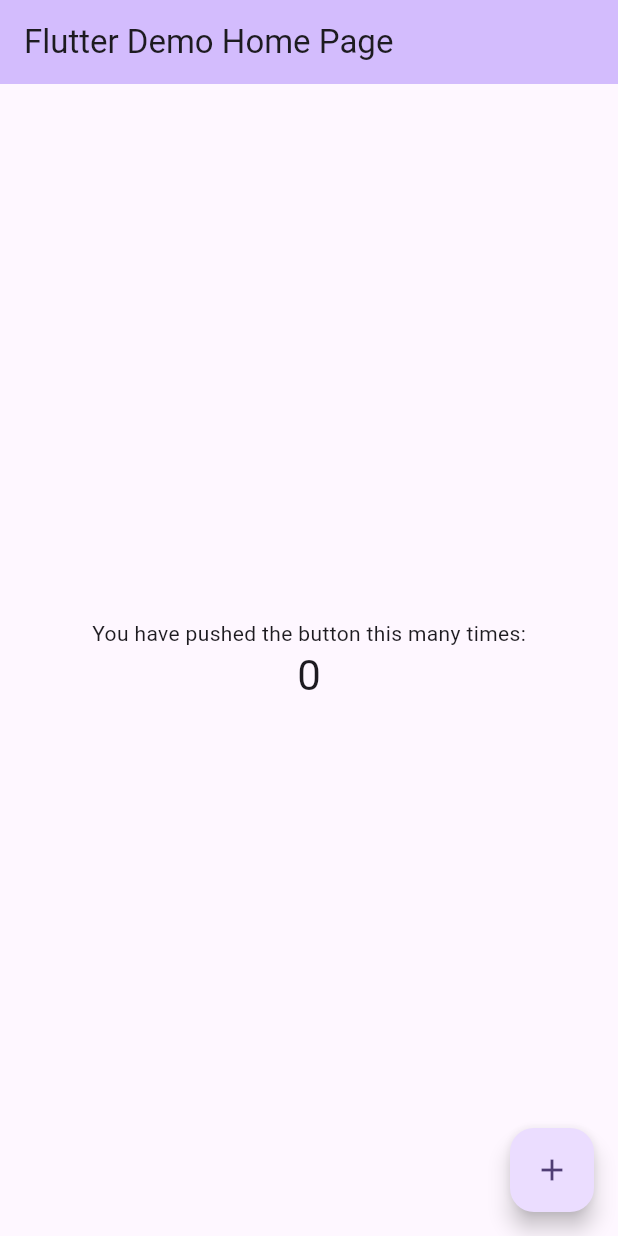
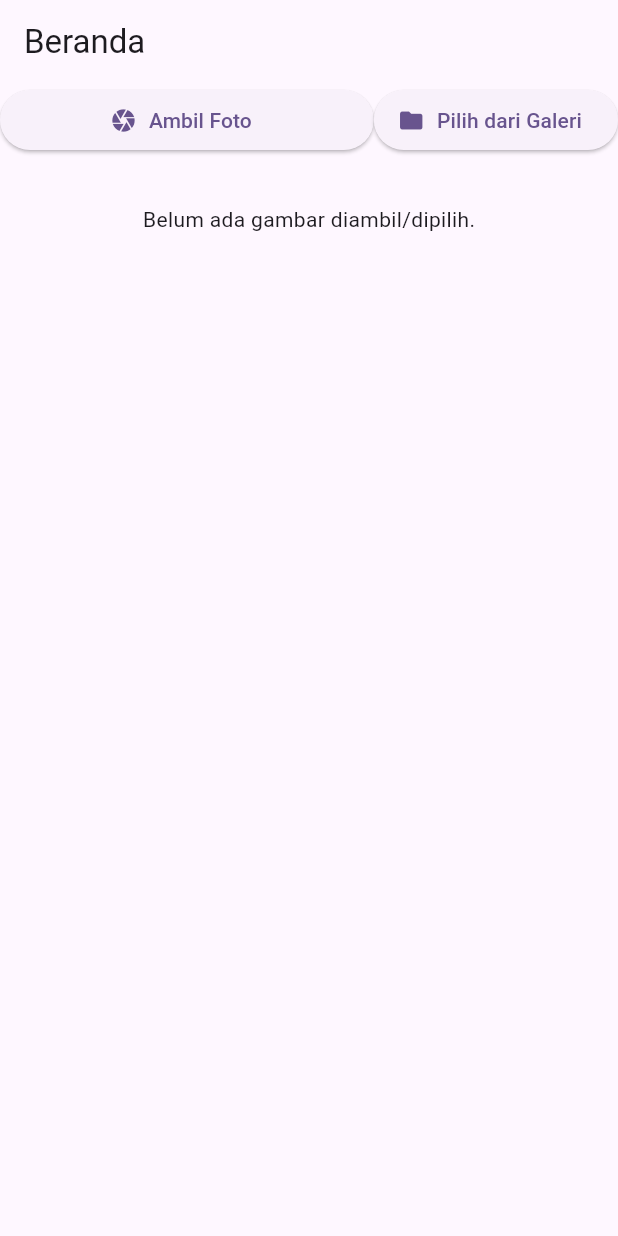
Before and after one commit to Muhammadalif1213/CameraFile_0075, a Flutter app: the screen it shows after launch, on a phone screen of 412 x 824 dp. Run offline on Flutter 3.47's test engine with Material 3 defaults, Android fonts, the phone set to English and light mode, and no system bars; our stand-ins replace bloc, camera, flutter_bloc, image_picker, permission_handler.

Commit message:
Membuat class HomePage untuk tampilan home page dan import bloc provider di main.

```diff
--- /dev/null
+++ b/lib/home_page.dart
@@ -0,0 +1,98 @@
+import 'dart:io';
+import 'package:flutter/material.dart';
+import 'package:flutter_bloc/flutter_bloc.dart';
+import 'bloc/camera_bloc.dart';
+import 'bloc/camera_event.dart';
+import 'bloc/camera_state.dart';
+
+class HomePage extends StatelessWidget {
+  const HomePage({super.key});
+
+  @override
+  Widget build(BuildContext context) {
+    final bloc = context.read<CameraBloc>();
+    return Scaffold(
+      appBar: AppBar(title: Text('Beranda')),
+      body: SafeArea(
+        child: BlocConsumer<CameraBloc, CameraState>(
+          listener: (context, state) {
+            if (state is CameraReady && state.snackbarMessage != null) {
+              ScaffoldMessenger.of(
+                context,
+              ).showSnackBar(SnackBar(content: Text(state.snackbarMessage!)));
+              context.read<CameraBloc>().add(ClearSnackbar());
+            }
+          },
+          builder: (context, state) {
+            return Column(
+              crossAxisAlignment: CrossAxisAlignment.center,
+              children: [
+                Row(
+                  children: [
+                    Expanded(
+                      child: ElevatedButton.icon(
+                        icon: const Icon(Icons.camera),
+                        label: Text('Ambil Foto'),
+                        onPressed: () {
+                          // Inisialisasi kamera jika belum siap
+                          if (state is! CameraReady) {
+                            bloc.add(RequestPermission());
+                            bloc.add(InitializeCamera());
+                          }
+                          bloc.add(OpenCameraAndCapture(context));
+                        },
+                      ),
+                    ),
+                    ElevatedButton.icon(
+                      icon: const Icon(Icons.folder),
+                      label: Text('Pilih dari Galeri'),
+                      onPressed:
+                          () => context.read<CameraBloc>().add(
+                            PickImageFromGallery(),
+                          ),
+                    ),
+                  ],
+                ),
+
+                const SizedBox(height: 20),
+
+                BlocBuilder<CameraBloc, CameraState>(
+                  builder: (context, state) {
+                    final imageFile =
+                        state is CameraReady ? state.imageFile : null;
+
+                    return imageFile != null
+                        ? Column(
+                          children: [
+                            Padding(
+                              padding: const EdgeInsets.all(8.0),
+                              child: Image.file(
+                                imageFile,
+                                width: double.infinity,
+                              ),
+                            ),
+                            Text('Gambar disimpan di: ${imageFile.path}'),
+                            ElevatedButton.icon(
+                              icon: Icon(Icons.delete),
+                              label: Text('Hapus Gambar'),
+                              onPressed:
+                                  () => context.read<CameraBloc>().add(
+                                    DeleteImage(),
+                                  ),
+                            ),
+                          ],
+                        )
+                        : const Padding(
+                          padding: EdgeInsets.all(12),
+                          child: Text('Belum ada gambar diambil/dipilih.'),
+                        );
+                  },
+                ),
+              ],
+            );
+          },
+        ),
+      ),
+    );
+  }
+}
--- a/lib/main.dart
+++ b/lib/main.dart
@@ -1,4 +1,7 @@
+import 'package:camera_file_sensor/bloc/camera_bloc.dart';
+import 'package:camera_file_sensor/home_page.dart';
 import 'package:flutter/material.dart';
+import 'package:flutter_bloc/flutter_bloc.dart';
 
 void main() {
   runApp(const MyApp());
@@ -10,7 +13,9 @@
   // This widget is the root of your application.
   @override
   Widget build(BuildContext context) {
-    return MaterialApp(
+    return BlocProvider(
+      create: (context) => CameraBloc(),
+      child: MaterialApp(
         title: 'Flutter Demo',
         theme: ThemeData(
           // This is the theme of your application.
@@ -30,7 +35,8 @@
           // tested with just a hot reload.
           colorScheme: ColorScheme.fromSeed(seedColor: Colors.deepPurple),
         ),
-      home: const MyHomePage(title: 'Flutter Demo Home Page'),
+        home: const HomePage(),
+      ),
     );
   }
 }
```
Lines whose indentation alone changed are shown as unchanged.
